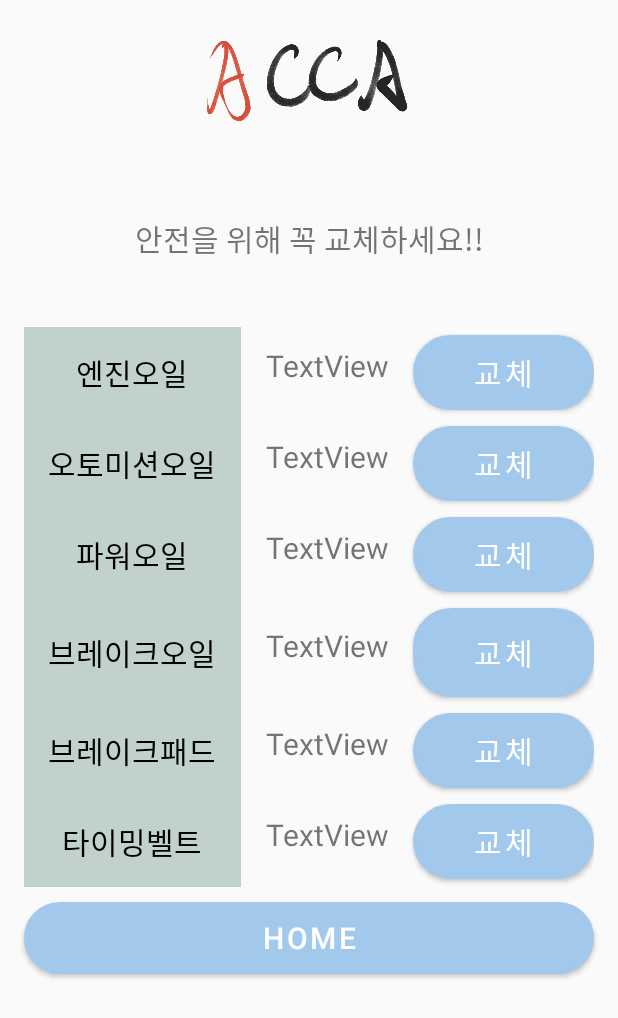
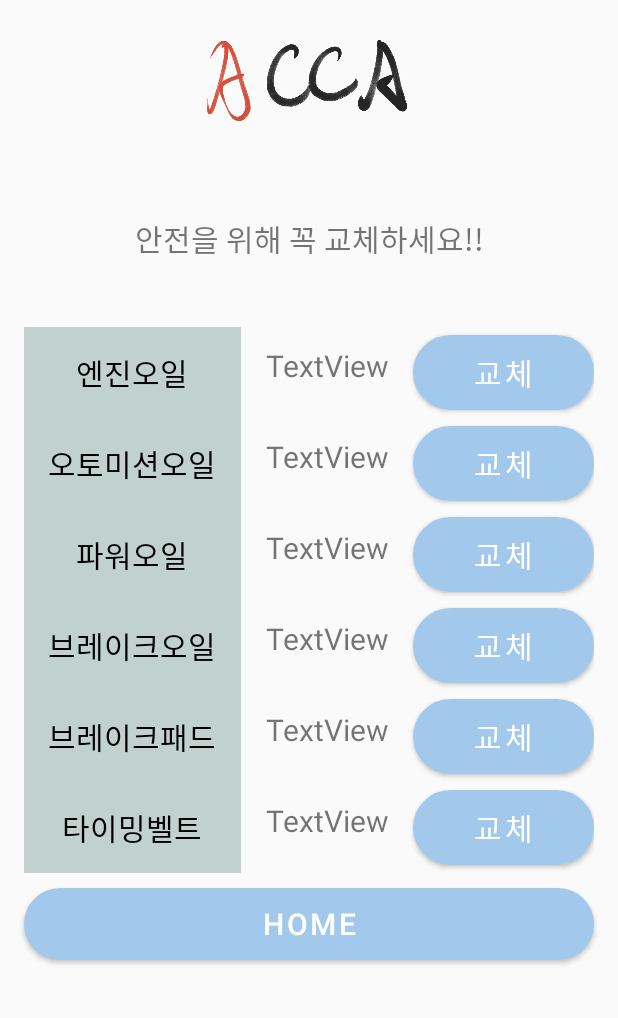
Before and after one commit to Jong-han/CAR-CARE-APP_kotlin, an Android app: the MaintenanceFragment screen opened through its navigation route, on a phone screen of 412 x 824 dp. Shown: the top 1018 px of the screen. Run offline under Robolectric (Android 15) with nearby library versions, the light colour scheme and no system bars; our stand-ins replace data binding.

Commit message:
UI 구성 및 화면전환 구현

```diff
--- a/app/src/main/java/halla/icsw/acca_kotlin/fragment/MaintenanceFragment.kt
+++ b/app/src/main/java/halla/icsw/acca_kotlin/fragment/MaintenanceFragment.kt
@@ -5,56 +5,31 @@ import androidx.fragment.app.Fragment
 import android.view.LayoutInflater
 import android.view.View
 import android.view.ViewGroup
+import androidx.databinding.DataBindingUtil
+import androidx.navigation.NavController
+import androidx.navigation.Navigation
 import halla.icsw.acca_kotlin.R
+import halla.icsw.acca_kotlin.databinding.FragmentMaintenanceBinding
 
-// TODO: Rename parameter arguments, choose names that match
-// the fragment initialization parameters, e.g. ARG_ITEM_NUMBER
-private const val ARG_PARAM1 = "param1"
-private const val ARG_PARAM2 = "param2"
+class MaintenanceFragment : Fragment() {
 
-/**
- * A simple [Fragment] subclass.
- * Use the [MaintenanceFragment.newInstance] factory method to
- * create an instance of this fragment.
- */
-class MaintenanceFragment : Fragment() {
-    // TODO: Rename and change types of parameters
-    private var param1: String? = null
-    private var param2: String? = null
-
-    override fun onCreate(savedInstanceState: Bundle?) {
-        super.onCreate(savedInstanceState)
-        arguments?.let {
-            param1 = it.getString(ARG_PARAM1)
-            param2 = it.getString(ARG_PARAM2)
-        }
-    }
+    lateinit var binding: FragmentMaintenanceBinding
+    lateinit var navController : NavController
 
     override fun onCreateView(
         inflater: LayoutInflater, container: ViewGroup?,
         savedInstanceState: Bundle?
     ): View? {
-        // Inflate the layout for this fragment
-        return inflater.inflate(R.layout.fragment_maintenance, container, false)
+        binding = DataBindingUtil.inflate(inflater, R.layout.fragment_maintenance, container, false)
+        return binding.root
     }
 
-    companion object {
-        /**
-         * Use this factory method to create a new instance of
-         * this fragment using the provided parameters.
-         *
-         * @param param1 Parameter 1.
-         * @param param2 Parameter 2.
-         * @return A new instance of fragment MaintenanceFragment.
-         */
-        // TODO: Rename and change types and number of parameters
-        @JvmStatic
-        fun newInstance(param1: String, param2: String) =
-            MaintenanceFragment().apply {
-                arguments = Bundle().apply {
-                    putString(ARG_PARAM1, param1)
-                    putString(ARG_PARAM2, param2)
-                }
-            }
+    override fun onViewCreated(view: View, savedInstanceState: Bundle?) {
+        super.onViewCreated(view, savedInstanceState)
+        navController = Navigation.findNavController(view)
+        binding.btnBack.setOnClickListener {
+            navController.popBackStack()
+        }
     }
+
 }
--- a/app/src/main/res/layout/fragment_maintenance.xml
+++ b/app/src/main/res/layout/fragment_maintenance.xml
@@ -1,37 +1,39 @@
 <?xml version="1.0" encoding="utf-8"?>
-<LinearLayout xmlns:android="http://schemas.android.com/apk/res/android"
+<layout xmlns:android="http://schemas.android.com/apk/res/android"
     xmlns:app="http://schemas.android.com/apk/res-auto"
-    xmlns:tools="http://schemas.android.com/tools"
+    xmlns:tools="http://schemas.android.com/tools">
+
+    <LinearLayout
         android:layout_width="match_parent"
         android:layout_height="match_parent"
+        android:background="@color/main_background_color"
         android:orientation="vertical"
-    android:background="@color/main_background_color"
         tools:context="fragment.MaintenanceFragment">
 
         <ImageView
             android:id="@+id/logoImage"
             android:layout_width="match_parent"
             android:layout_height="100dp"
+            android:layout_marginLeft="16dp"
+            android:layout_marginRight="16dp"
             app:srcCompat="@drawable/acca"
-        android:layout_marginRight="16dp"
-        android:layout_marginLeft="16dp"
             tools:layout_editor_absoluteX="0dp" />
 
         <TextView
             android:id="@+id/textView13"
             android:layout_width="match_parent"
             android:layout_height="118dp"
+            android:layout_marginLeft="16dp"
+            android:layout_marginRight="16dp"
             android:gravity="center"
             android:text="안전을 위해 꼭 교체하세요!!"
-        android:layout_marginRight="16dp"
-        android:layout_marginLeft="16dp"
             android:textSize="20sp" />
 
         <ScrollView
             android:layout_width="match_parent"
             android:layout_height="wrap_content"
-        android:layout_marginRight="16dp"
-        android:layout_marginLeft="16dp">
+            android:layout_marginLeft="16dp"
+            android:layout_marginRight="16dp">
 
             <TableLayout
                 android:layout_width="match_parent"
@@ -46,28 +48,28 @@
                         android:id="@+id/textView"
                         android:layout_width="wrap_content"
                         android:layout_height="match_parent"
+                        android:background="@color/background_color"
                         android:gravity="center"
                         android:text="엔진오일"
                         android:textColor="@android:color/black"
-                    android:background="@color/background_color"
                         android:textSize="20sp" />
 
                     <TextView
                         android:id="@+id/alertEngineOil"
                         android:layout_width="wrap_content"
                         android:layout_height="wrap_content"
+                        android:gravity="center"
                         android:text="TextView"
-                    android:gravity="center"
                         android:textSize="20sp" />
 
                     <Button
                         android:id="@+id/btn_changeEngineOil"
                         android:layout_width="wrap_content"
                         android:layout_height="wrap_content"
+                        android:layout_marginTop="5dp"
+                        android:layout_marginBottom="5dp"
                         android:background="@drawable/button_layout"
                         android:text="교체"
-                    android:layout_marginBottom="5dp"
-                    android:layout_marginTop="5dp"
                         android:textSize="20sp" />
                 </TableRow>
 
@@ -79,9 +81,9 @@
                         android:id="@+id/TextView3"
                         android:layout_width="wrap_content"
                         android:layout_height="match_parent"
+                        android:background="@color/background_color"
                         android:gravity="center"
                         android:text="오토미션오일"
-                    android:background="@color/background_color"
                         android:textColor="@android:color/black"
                         android:textSize="20sp" />
 
@@ -98,10 +100,10 @@
                         android:id="@+id/btn_changeAutomissionOil"
                         android:layout_width="wrap_content"
                         android:layout_height="wrap_content"
+                        android:layout_marginTop="5dp"
+                        android:layout_marginBottom="5dp"
                         android:background="@drawable/button_layout"
                         android:text="교체"
-                    android:layout_marginBottom="5dp"
-                    android:layout_marginTop="5dp"
                         android:textSize="20sp" />
                 </TableRow>
 
@@ -113,9 +115,9 @@
                         android:id="@+id/textView5"
                         android:layout_width="wrap_content"
                         android:layout_height="match_parent"
+                        android:background="@color/background_color"
                         android:gravity="center"
                         android:text="파워오일"
-                    android:background="@color/background_color"
                         android:textColor="@android:color/black"
                         android:textSize="20sp" />
 
@@ -123,18 +125,18 @@
                         android:id="@+id/alertPowerOil"
                         android:layout_width="wrap_content"
                         android:layout_height="wrap_content"
+                        android:gravity="center"
                         android:text="TextView"
-                    android:gravity="center"
                         android:textSize="20sp" />
 
                     <Button
                         android:id="@+id/btn_changePowerOil"
                         android:layout_width="wrap_content"
                         android:layout_height="wrap_content"
+                        android:layout_marginTop="5dp"
+                        android:layout_marginBottom="5dp"
+                        android:background="@drawable/button_layout"
                         android:text="교체"
-                    android:layout_marginBottom="5dp"
-                    android:layout_marginTop="5dp"
-                    android:background="@drawable/button_layout"
                         android:textSize="20sp" />
                 </TableRow>
 
@@ -146,9 +148,9 @@
                         android:id="@+id/textView7"
                         android:layout_width="wrap_content"
                         android:layout_height="match_parent"
+                        android:background="@color/background_color"
                         android:gravity="center"
                         android:text="브레이크오일"
-                    android:background="@color/background_color"
                         android:textColor="@android:color/black"
                         android:textSize="20sp" />
 
@@ -156,18 +158,18 @@
                         android:id="@+id/alertBrakeOil"
                         android:layout_width="wrap_content"
                         android:layout_height="wrap_content"
+                        android:gravity="center"
                         android:text="TextView"
-                    android:gravity="center"
                         android:textSize="20sp" />
 
                     <Button
                         android:id="@+id/btn_changeBrakeOil"
                         android:layout_width="wrap_content"
-                    android:layout_height="59dp"
+                        android:layout_height="wrap_content"
+                        android:layout_marginTop="5dp"
+                        android:layout_marginBottom="5dp"
                         android:background="@drawable/button_layout"
                         android:text="교체"
-                    android:layout_marginBottom="5dp"
-                    android:layout_marginTop="5dp"
                         android:textSize="20sp" />
                 </TableRow>
 
@@ -179,9 +181,9 @@
                         android:id="@+id/textView9"
                         android:layout_width="wrap_content"
                         android:layout_height="match_parent"
+                        android:background="@color/background_color"
                         android:gravity="center"
                         android:text="브레이크패드"
-                    android:background="@color/background_color"
                         android:textColor="@android:color/black"
                         android:textSize="20sp" />
 
@@ -189,18 +191,18 @@
                         android:id="@+id/alertBrakePad"
                         android:layout_width="wrap_content"
                         android:layout_height="wrap_content"
+                        android:gravity="center"
                         android:text="TextView"
-                    android:gravity="center"
                         android:textSize="20sp" />
 
                     <Button
                         android:id="@+id/btn_changeBrakePad"
                         android:layout_width="wrap_content"
                         android:layout_height="wrap_content"
+                        android:layout_marginTop="5dp"
+                        android:layout_marginBottom="5dp"
+                        android:background="@drawable/button_layout"
                         android:text="교체"
-                    android:layout_marginBottom="5dp"
-                    android:layout_marginTop="5dp"
-                    android:background="@drawable/button_layout"
                         android:textSize="20sp" />
                 </TableRow>
 
@@ -212,9 +214,9 @@
                         android:id="@+id/textView11"
                         android:layout_width="wrap_content"
                         android:layout_height="match_parent"
+                        android:background="@color/background_color"
                         android:gravity="center"
                         android:text="타이밍벨트"
-                    android:background="@color/background_color"
                         android:textColor="@android:color/black"
                         android:textSize="20sp" />
 
@@ -230,10 +232,10 @@
                         android:id="@+id/btn_changeTimingBelt"
                         android:layout_width="wrap_content"
                         android:layout_height="wrap_content"
+                        android:layout_marginTop="5dp"
+                        android:layout_marginBottom="5dp"
+                        android:background="@drawable/button_layout"
                         android:text="교체"
-                    android:layout_marginBottom="5dp"
-                    android:layout_marginTop="5dp"
-                    android:background="@drawable/button_layout"
                         android:textSize="20sp" />
                 </TableRow>
 
@@ -244,12 +246,13 @@
             android:id="@+id/btn_back"
             android:layout_width="match_parent"
             android:layout_height="wrap_content"
+            android:layout_marginLeft="16dp"
             android:layout_marginTop="10dp"
+            android:layout_marginRight="16dp"
             android:layout_marginBottom="10dp"
             android:background="@drawable/button_layout"
-        android:layout_marginRight="16dp"
-        android:layout_marginLeft="16dp"
             android:text="HOME"
             android:textSize="20dp" />
 
     </LinearLayout>
+</layout>
```
Also changed, not shown: app/src/main/java/halla/icsw/acca_kotlin/fragment/DrivingRecordFragment.kt (+15 -41 lines), app/src/main/java/halla/icsw/acca_kotlin/fragment/OilRecordFragment.kt (+16 -41 lines), app/src/main/res/layout/fragment_driving_record.xml (+8 -9 lines). Lines whose indentation alone changed are shown as unchanged.
